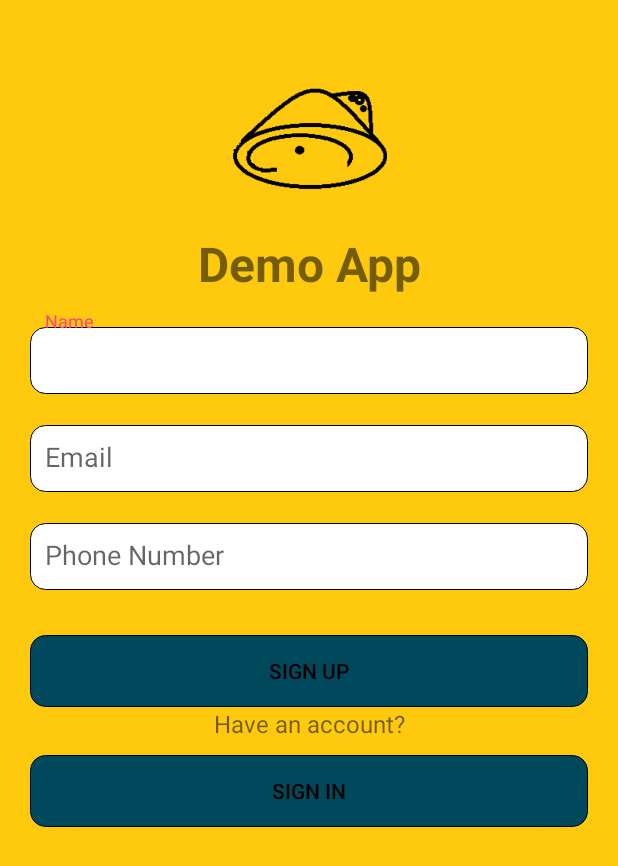
After one commit to sazibislam/Android-User-Log-In-User-interface, an Android app: the SignupActivity screen opened directly, with no data from a screen before it, on a phone screen of 412 x 824 dp. The commit adds this screen. Shown: the top 866 px of the screen. Run offline under Robolectric (Android 15) with nearby library versions, the phone set to English and light mode, and no system bars; our stand-ins replace Volley.

Commit message:
Sign Up Activity added!

```diff
--- a/Demo/app/src/main/AndroidManifest.xml
+++ b/Demo/app/src/main/AndroidManifest.xml
@@ -4,7 +4,6 @@
 
     <uses-permission android:name="android.permission.ACCESS_NETWORK_STATE" />
     <uses-permission android:name="android.permission.INTERNET" />
-
 
     <application
         android:allowBackup="true"
@@ -23,6 +22,7 @@
                 <category android:name="android.intent.category.LAUNCHER" />
             </intent-filter>
         </activity>
+        <activity android:name=".SignupActivity"></activity>
     </application>
 
 </manifest>
--- a/Demo/app/src/main/res/layout/activity_main.xml
+++ b/Demo/app/src/main/res/layout/activity_main.xml
@@ -170,7 +170,7 @@
         android:layout_width="wrap_content"
         android:layout_height="wrap_content"
         android:layout_marginTop="8dp"
-        android:text="文本视图 "
+        android:text="Don't have an account?"
         app:layout_constraintEnd_toEndOf="parent"
         app:layout_constraintStart_toStartOf="parent"
         app:layout_constraintTop_toBottomOf="@+id/chat_image_view" />
--- /dev/null
+++ b/Demo/app/src/main/res/layout/activity_signup.xml
@@ -0,0 +1,126 @@
+<?xml version="1.0" encoding="utf-8"?>
+<android.support.constraint.ConstraintLayout xmlns:android="http://schemas.android.com/apk/res/android"
+    xmlns:app="http://schemas.android.com/apk/res-auto"
+    xmlns:tools="http://schemas.android.com/tools"
+    android:layout_width="match_parent"
+    android:layout_height="match_parent"
+    android:background="@color/background"
+    tools:context=".SignupActivity">
+
+
+    <LinearLayout
+        android:layout_width="match_parent"
+        android:layout_height="0dp"
+        android:layout_gravity="center"
+        android:orientation="vertical"
+        android:paddingLeft="20dp"
+        android:paddingRight="20dp"
+        android:paddingTop="56dp"
+        app:layout_constraintBottom_toBottomOf="parent"
+        app:layout_constraintEnd_toEndOf="parent"
+        app:layout_constraintStart_toStartOf="parent"
+        app:layout_constraintTop_toTopOf="parent">
+
+
+        <ImageView
+            android:layout_width="wrap_content"
+            android:layout_height="72dp"
+            android:layout_gravity="center_horizontal"
+            android:layout_marginBottom="16dp"
+            android:src="@drawable/habijabi" />
+
+        <android.support.v7.widget.AppCompatTextView
+            android:id="@+id/signup_app_name_tv"
+            android:layout_width="match_parent"
+            android:layout_height="wrap_content"
+            android:layout_gravity="center"
+            android:layout_marginTop="10dp"
+            android:gravity="center"
+            android:text="Demo App"
+            android:textAlignment="center"
+            android:textSize="32sp"
+            android:textStyle="bold" />
+
+        <android.support.design.widget.TextInputLayout
+            android:id="@+id/signup_input_layout_name"
+            android:layout_width="match_parent"
+            android:layout_height="wrap_content"
+            android:layout_centerHorizontal="true"
+            android:layout_marginTop="10dp">
+
+            <EditText
+                android:id="@+id/signup_input_name"
+                android:layout_width="match_parent"
+                android:layout_height="wrap_content"
+                android:background="@drawable/edit_text_box"
+                android:ems="10"
+                android:hint="Name"
+                android:padding="10dp" />
+        </android.support.design.widget.TextInputLayout>
+
+        <android.support.design.widget.TextInputLayout
+            android:id="@+id/signup_input_layout_email"
+            android:layout_width="match_parent"
+            android:layout_height="wrap_content"
+            android:layout_centerHorizontal="true"
+            android:layout_marginTop="10dp">
+
+            <EditText
+                android:id="@+id/signup_input_email"
+                android:layout_width="match_parent"
+                android:layout_height="wrap_content"
+                android:background="@drawable/edit_text_box"
+                android:ems="10"
+                android:hint="Email"
+                android:inputType="textEmailAddress"
+                android:padding="10dp" />
+        </android.support.design.widget.TextInputLayout>
+
+        <android.support.design.widget.TextInputLayout
+            android:id="@+id/signup_input_layout_password"
+            android:layout_width="match_parent"
+            android:layout_height="wrap_content"
+            android:layout_centerHorizontal="true"
+            android:layout_marginTop="10dp">
+
+            <EditText
+                android:id="@+id/signup_input_password"
+                android:layout_width="match_parent"
+                android:layout_height="wrap_content"
+                android:background="@drawable/edit_text_box"
+                android:ems="10"
+                android:hint="Phone Number"
+                android:inputType="number|phone"
+                android:padding="10dp" />
+        </android.support.design.widget.TextInputLayout>
+
+
+        <Button
+            android:id="@+id/btn_signup"
+            android:layout_width="fill_parent"
+            android:layout_height="wrap_content"
+            android:layout_marginTop="30dp"
+            android:background="@drawable/box_color_pitti_color"
+            android:text="Sign up"
+            android:textColor="@android:color/black" />
+
+        <TextView
+            android:id="@+id/link_signup"
+            android:layout_width="fill_parent"
+            android:layout_height="wrap_content"
+            android:gravity="center"
+            android:text="Have an account?"
+            android:textSize="16dip" />
+
+        <Button
+            android:id="@+id/btn_link_login"
+            android:layout_width="fill_parent"
+            android:layout_height="wrap_content"
+            android:layout_marginTop="10dp"
+            android:background="@drawable/box_color_pitti_color"
+            android:text="Sign In"
+            android:textColor="@android:color/black" />
+    </LinearLayout>
+
+
+</android.support.constraint.ConstraintLayout>
```
Also changed, not shown: Demo/app/build.gradle (+6 -3 lines), Demo/app/src/main/java/com/example/user/demo/MainActivity.java (+37 -6 lines), Demo/app/src/main/java/com/example/user/demo/SignupActivity.java (added, +184 -0 lines).
